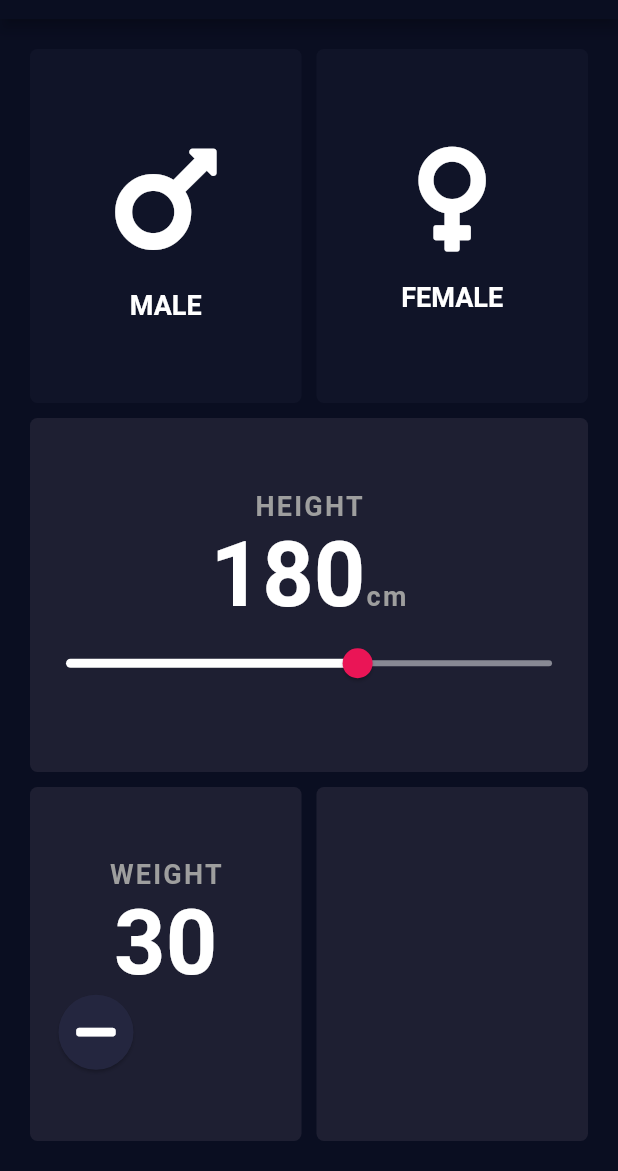
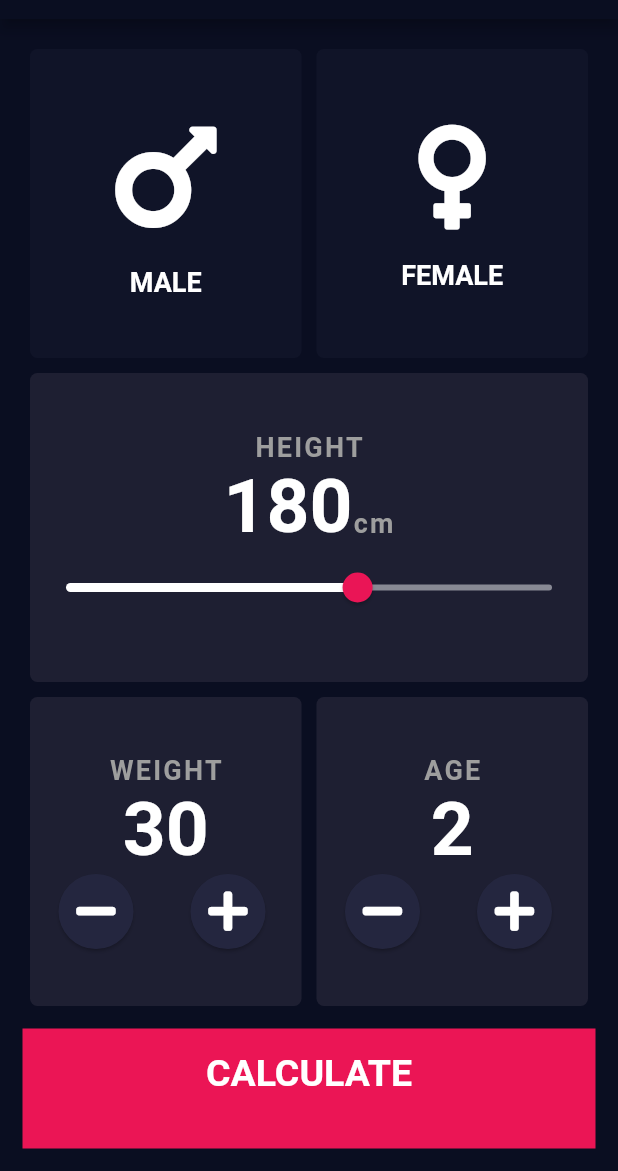
Before and after one commit to iakhator/flutter_bmi, a Flutter app: the screen it shows after launch, on a phone screen of 412 x 824 dp, the part 65-1236 px from its top. Run offline on Flutter 3.47's test engine with Material 2 defaults, Android fonts, the phone set to English and light mode, and no system bars; our stand-ins replace font_awesome_flutter.

Commit message:
add result screen

```diff
--- /dev/null
+++ b/lib/button_button.dart
@@ -0,0 +1,30 @@
+import 'package:flutter/material.dart';
+
+import 'constants.dart';
+
+class BottomButton extends StatelessWidget {
+  BottomButton({@required this.onTap, @required this.buttonTitle});
+
+  final Function onTap;
+  final String buttonTitle;
+
+  @override
+  Widget build(BuildContext context) {
+    return GestureDetector(
+      onTap: onTap,
+      child: Container(
+        child: Center(
+          child: Text(
+            buttonTitle,
+            style: kLargeButtonTextStyle,
+          ),
+        ),
+        color: kBottomContainerColour,
+        margin: EdgeInsets.only(top: 10.0),
+        padding: EdgeInsets.only(bottom: 20.0),
+        width: double.infinity,
+        height: kBottomContainerHeight,
+      ),
+    );
+  }
+}
--- a/lib/constants.dart
+++ b/lib/constants.dart
@@ -8,5 +8,41 @@ const kSliderInactiveColor = const Color(0xFF888994);
 const kSliderThumbColor = const Color(0xFFEA1556);
 const kSliderThumbOverlay = const Color(0x20EA1556);
 const kGenderTextStyle = TextStyle(fontWeight: FontWeight.bold, fontSize: 18.0,);
-const kTextStyle = TextStyle(fontWeight: FontWeight.bold, fontSize: 60.0);
+const kTextStyle = TextStyle(fontWeight: FontWeight.bold, fontSize: 50.0);
 const kTextStyleGray = TextStyle(fontWeight: FontWeight.bold, fontSize: 18.0, color: Colors.grey, letterSpacing: 1.5);
+const kBottomContainerHeight = 80.0;
+
+const kBottomContainerColour = Color(0xFFEB1555);
+const kLabelTextStyle = TextStyle(
+  fontSize: 18.0,
+  color: Color(0xFF8D8E98),
+);
+const kNumberTextStyle = TextStyle(
+  fontSize: 50.0,
+  fontWeight: FontWeight.w900,
+);
+
+const kLargeButtonTextStyle = TextStyle(
+  fontSize: 25.0,
+  fontWeight: FontWeight.bold,
+);
+
+const kTitleTextStyle = TextStyle(
+  fontSize: 50.0,
+  fontWeight: FontWeight.bold,
+);
+
+const kResultTextStyle = TextStyle(
+  color: Color(0xFF24D876),
+  fontSize: 22.0,
+  fontWeight: FontWeight.bold,
+);
+
+const kBMITextStyle = TextStyle(
+  fontSize: 100.0,
+  fontWeight: FontWeight.bold,
+);
+
+const kBodyTextStyle = TextStyle(
+  fontSize: 22.0,
+);
--- a/lib/parent_input.dart
+++ b/lib/parent_input.dart
@@ -1,8 +1,11 @@
 import 'package:flutter/material.dart';
 import 'package:font_awesome_flutter/font_awesome_flutter.dart';
-import 'package:bmi_calculator/reuseable_card.dart';
+import 'package:bmi_calculator/reusable_card.dart';
 import 'package:bmi_calculator/constants.dart';
 import 'round_custom_button.dart';
+import 'button_button.dart';
+import 'results_page.dart';
+import 'package:bmi_calculator/calculator_brain.dart';
 
 class ParentInput extends StatefulWidget {
   @override
@@ -16,9 +19,10 @@ enum Gender {
 
 class _ParentInputState extends State<ParentInput> {
   Gender genderSelected;
-  double _value = 180.0;
+  double _height = 180.0;
   int _weight = 30;
-  void _setvalue(double value) => setState(() => _value = value);
+  int _age = 2;
+  void _setvalue(double value) => setState(() => _height = value);
 
   @override
   Widget build(BuildContext context) {
@@ -36,7 +40,7 @@ class _ParentInputState extends State<ParentInput> {
                         genderSelected = Gender.male;
                       });
                     },
-                    child: ReuseableCard(
+                    child: ReusableCard(
                       color: genderSelected == Gender.male
                           ? kActiveCardColor
                           : kInactiveCardColor,
@@ -64,7 +68,7 @@ class _ParentInputState extends State<ParentInput> {
                         genderSelected = Gender.female;
                       });
                     },
-                    child: ReuseableCard(
+                    child: ReusableCard(
                       color: genderSelected == Gender.female
                           ? kActiveCardColor
                           : kInactiveCardColor,
@@ -86,7 +90,7 @@ class _ParentInputState extends State<ParentInput> {
             ),
           ),
           Expanded(
-            child: ReuseableCard(
+            child: ReusableCard(
               color: kActiveCardColor,
               cardChild: Column(
                 mainAxisAlignment: MainAxisAlignment.center,
@@ -101,7 +105,7 @@ class _ParentInputState extends State<ParentInput> {
                     textBaseline: TextBaseline.alphabetic,
                     children: <Widget>[
                       Text(
-                        '${_value.round()}',
+                        '${_height.round()}',
                         style: kTextStyle,
                       ),
                       Text(
@@ -118,7 +122,7 @@ class _ParentInputState extends State<ParentInput> {
                       overlayColor: kSliderThumbOverlay,
                     ),
                     child: Slider(
-                      value: _value,
+                      value: _height,
                       onChanged: _setvalue,
                       min: 150.0,
                       max: 200.0,
@@ -132,7 +136,7 @@ class _ParentInputState extends State<ParentInput> {
             child: Row(
               children: <Widget>[
                 Expanded(
-                  child: ReuseableCard(
+                  child: ReusableCard(
                     color: kActiveCardColor,
                     cardChild: Column(
                       mainAxisAlignment: MainAxisAlignment.center,
@@ -158,6 +162,17 @@ class _ParentInputState extends State<ParentInput> {
                                 size: 30.0,
                               ),
                             ),
+                            RoundCustomButton(
+                              onPressed: () {
+                               setState(() {
+                                 _weight += 1;
+                               },);
+                              },
+                              icon: Icon(
+                                FontAwesomeIcons.plus,
+                                size: 30.0,
+                              ),
+                            ),
                           ],
                         ),
                       ],
@@ -165,10 +180,70 @@ class _ParentInputState extends State<ParentInput> {
                   ),
                 ),
                 Expanded(
-                  child: ReuseableCard(color: kActiveCardColor),
+                  child: ReusableCard(
+                    color: kActiveCardColor,
+                    cardChild: Column(
+                      mainAxisAlignment: MainAxisAlignment.center,
+                      children: <Widget>[
+                        Text(
+                          'AGE',
+                          style: kTextStyleGray,
+                        ),
+                        Text(
+                          '$_age',
+                          style: kTextStyle,
+                        ),
+                        Row(
+                          children: <Widget>[
+                            RoundCustomButton(
+                              onPressed: () {
+                               setState(() {
+                                 _age -= 1;
+                               },);
+                              },
+                              icon: Icon(
+                                FontAwesomeIcons.minus,
+                                size: 30.0,
+                              ),
+                            ),
+                            RoundCustomButton(
+                              onPressed: () {
+                               setState(() {
+                                 _age += 1;
+                               },);
+                              },
+                              icon: Icon(
+                                FontAwesomeIcons.plus,
+                                size: 30.0,
+                              ),
+                            ),
+                          ],
+                        ),
+                      ],
+                    ),
+                  ),
                 ),
               ],
             ),
+          ),
+
+           BottomButton(
+            buttonTitle: 'CALCULATE',
+            onTap: () {
+              CalculatorBrain calc =
+                  CalculatorBrain(height: _height, weight: _weight);
+
+              Navigator.push(
+                context,
+                MaterialPageRoute(
+                  builder: (context) => ResultsPage(
+                    bmiResult: calc.calculateBMI(),
+                    resultText: calc.getResult(),
+                    interpretation: calc.getInterpretation(),
+                  ),
+                ),
+              );
+            },
           ),
         ],
       ),
--- a/lib/reuseable_card.dart
+++ b/lib/reusable_card.dart
@@ -1,7 +1,7 @@
 import 'package:flutter/material.dart';
 
-class ReuseableCard extends StatelessWidget {
-  ReuseableCard({this.color, this.cardChild});
+class ReusableCard extends StatelessWidget {
+  ReusableCard({this.color, this.cardChild});
 
   final Color color;
   final Widget cardChild;
```
Also changed, not shown: lib/calculator_brain.dart (added, +34 -0 lines), lib/results_page.dart (added, +70 -0 lines).
